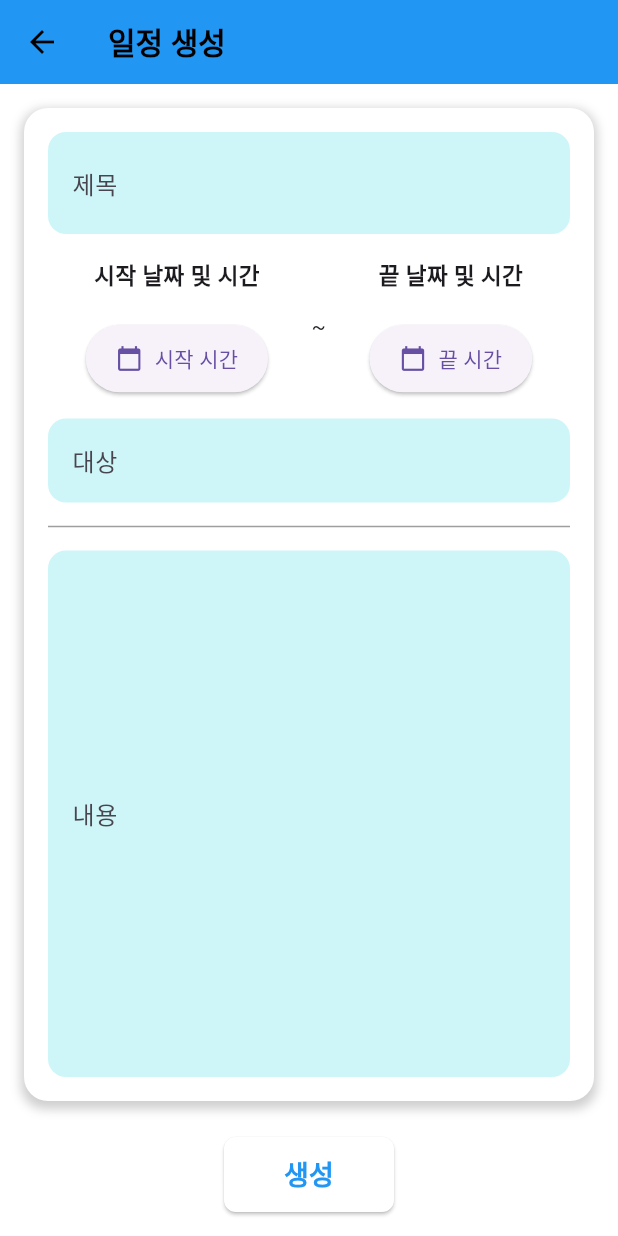
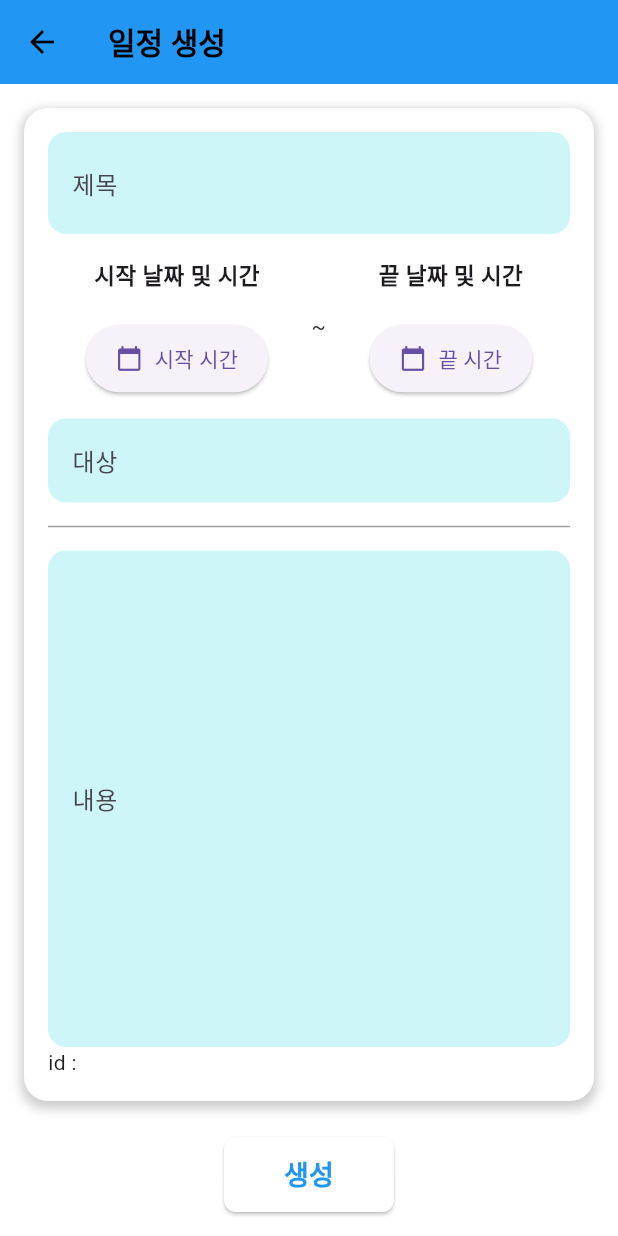
Before and after one commit to Dev-Combu/Do_dream_youth, a Flutter app: the ScheduleCreateUpdatePage screen opened directly, on a phone screen of 412 x 824 dp. Run offline on Flutter 3.47's test engine with Material 3 defaults, Android fonts, the phone set to English and light mode, and no system bars; our stand-ins replace cloud_firestore, cloud_functions, firebase_auth, firebase_core, firebase_messaging, flutter_riverpod and 6 more; missing offline and left inert: firebase_app_check, mobile_scanner; accounts and stored records are empty; Roboto replaces fonts that are missing (Pretendard); project files that could hold a hidden picture were left out.

Commit message:
feat/fireabase update, delete 문제해결

```diff
--- a/lib/data/repository_impl/schedule_repository_impl.dart
+++ b/lib/data/repository_impl/schedule_repository_impl.dart
@@ -14,6 +14,7 @@ class ScheduleRepositoryImpl implements ScheduleRepository{
       return list
           .map(
             (e) => ScheduleEntity(
+              id: e.id,
               name: e.name,
               startDate: e.startDate,
               endDate: e.endDate,
--- a/lib/presentation/ui/schedule/schedule_create_update/schedule_create_update_page.dart
+++ b/lib/presentation/ui/schedule/schedule_create_update/schedule_create_update_page.dart
@@ -1,7 +1,5 @@
-import 'dart:math';
 
 import 'package:do_dream_youth/domain/entity/schedule_entity.dart';
-import 'package:do_dream_youth/presentation/ui/schedule/schedule_create_update/schedule_cu_view_model.dart';
 import 'package:do_dream_youth/presentation/ui/schedule/schedule_provider.dart';
 import 'package:flutter/material.dart';
 import 'package:flutter_riverpod/flutter_riverpod.dart';
@@ -254,6 +252,7 @@ class _ScheduleCreateUpdatePageState extends ConsumerState<ScheduleCreateUpdateP
                           expands: true,
                         ),
                       ),
+                      Text("id : ${widget.id ?? ''}"),
                     ],
                   ),
                 ),
--- a/lib/presentation/ui/schedule/schedule_detail/schdeule_detail_page.dart
+++ b/lib/presentation/ui/schedule/schedule_detail/schdeule_detail_page.dart
@@ -148,6 +148,7 @@ class _SchdeuleDetailPageState extends ConsumerState<SchdeuleDetailPage> {
                   '설명: ${widget.description}',
                   style: const TextStyle(fontSize: 16),
                 ),
+                Text("id: ${widget.id}"),
               ],
             ),
           ),
--- a/lib/presentation/ui/schedule/schedule_page.dart
+++ b/lib/presentation/ui/schedule/schedule_page.dart
@@ -152,7 +152,7 @@ class _SchedulePageState extends ConsumerState<SchedulePage> {
                               context,
                               MaterialPageRoute(
                                 builder: (context) => SchdeuleDetailPage(
-                                  id: result.id ?? '',
+                                  id: result.id!,
                                   name: result.name,
                                   description: result.description,
                                   startDate: result.startDate,
```
